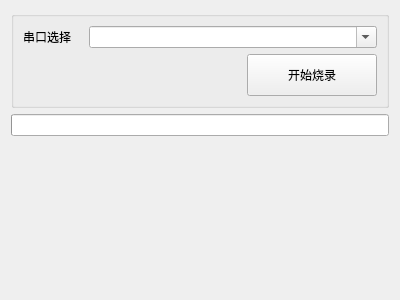
Old version of the form gui/src/widgets/SingleBurnWindow.ui in the repository kendryte/BurningTool.
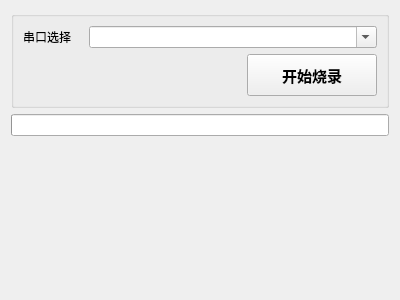
New version of the form. Icons and pictures are not drawn. Custom widgets are drawn as their Qt base class.

Diff of the .ui file:
```diff
--- a/gui/src/widgets/SingleBurnWindow.ui
+++ b/gui/src/widgets/SingleBurnWindow.ui
@@ -79,9 +79,28 @@
             <height>42</height>
            </size>
           </property>
+          <property name="font">
+           <font>
+            <pointsize>11</pointsize>
+            <bold>true</bold>
+           </font>
+          </property>
+          <property name="cursor">
+           <cursorShape>PointingHandCursor</cursorShape>
+          </property>
           <property name="text">
            <string>开始烧录</string>
           </property>
+          <property name="icon">
+           <iconset resource="../../resources/main.qrc">
+            <normaloff>:/file-arrow-down-solid.svg</normaloff>:/file-arrow-down-solid.svg</iconset>
+          </property>
+          <property name="iconSize">
+           <size>
+            <width>60</width>
+            <height>25</height>
+           </size>
+          </property>
          </widget>
         </item>
        </layout>
```
Left out of the diff: 4 changed lines with no effect on the pictures.
